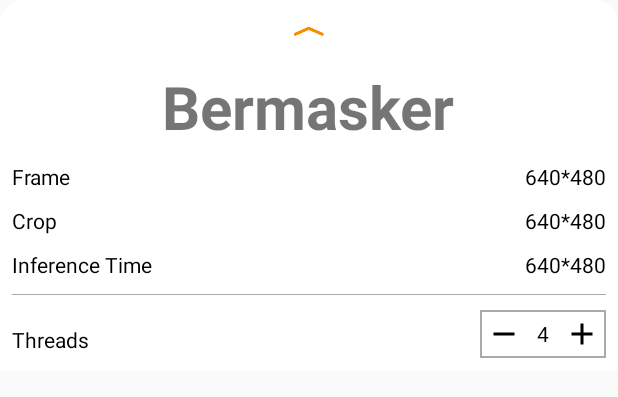
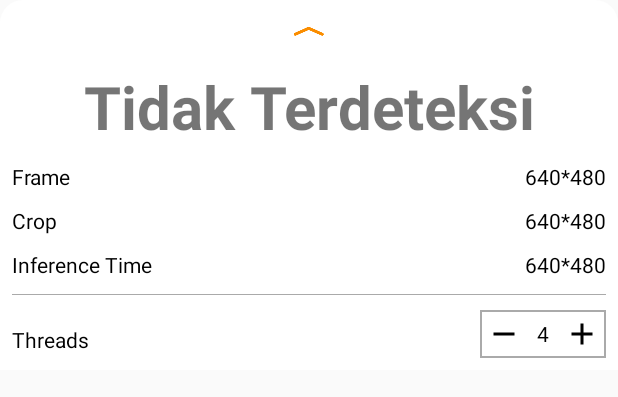
Before and after one commit to ruhyadi/SiliragungDet, an Android app: the layout tfe_od_layout_bottom_sheet.xml on its own in the app's theme, with its tools: preview values and no code run, on a phone screen of 412 x 824 dp. Shown: the top 397 px of the screen. Run offline under Robolectric (Android 15) with nearby library versions, the phone set to English and light mode, and no system bars.

Commit message:
String on toggle bottom menu

```diff
--- a/app/src/main/java/org/tensorflow/lite/examples/detection/CameraActivity.java
+++ b/app/src/main/java/org/tensorflow/lite/examples/detection/CameraActivity.java
@@ -53,7 +53,7 @@ import java.nio.ByteBuffer;
 import org.tensorflow.lite.examples.detection.env.ImageUtils;
 import org.tensorflow.lite.examples.detection.env.Logger;
 
-public abstract class CameraActivity extends AppCompatActivity
+public abstract class CameraActivity<result> extends AppCompatActivity
     implements OnImageAvailableListener,
         Camera.PreviewCallback,
         CompoundButton.OnCheckedChangeListener,
@@ -404,7 +404,7 @@ public abstract class CameraActivity extends AppCompatActivity
         // We don't use a front facing camera in this sample.
         final Integer facing = characteristics.get(CameraCharacteristics.LENS_FACING);
         //facing = CameraCharacteristics.LENS_FACING_FRONT;
-        if (facing != null && facing == CameraCharacteristics.LENS_FACING_BACK) {
+        if (facing != null && facing == CameraCharacteristics.LENS_FACING_FRONT) {
           continue;
         }
 
--- a/app/src/main/res/layout/tfe_od_layout_bottom_sheet.xml
+++ b/app/src/main/res/layout/tfe_od_layout_bottom_sheet.xml
@@ -30,12 +30,13 @@
     </LinearLayout>
 
     <TextView
-        android:id="@+id/status"
-        android:layout_width="wrap_content"
+        android:id="@+id/status_masker"
+        android:layout_width="match_parent"
         android:layout_height="wrap_content"
         android:textSize="18pt"
         android:textStyle="bold"
-        android:text="Bermasker" />
+        android:gravity="center"
+        android:text="Tidak Terdeteksi"/>
 
     <LinearLayout
         android:layout_width="match_parent"
```
Also changed, not shown: app/src/main/java/org/tensorflow/lite/examples/detection/DetectorActivity.java (+23 -4 lines), 1 other file.
